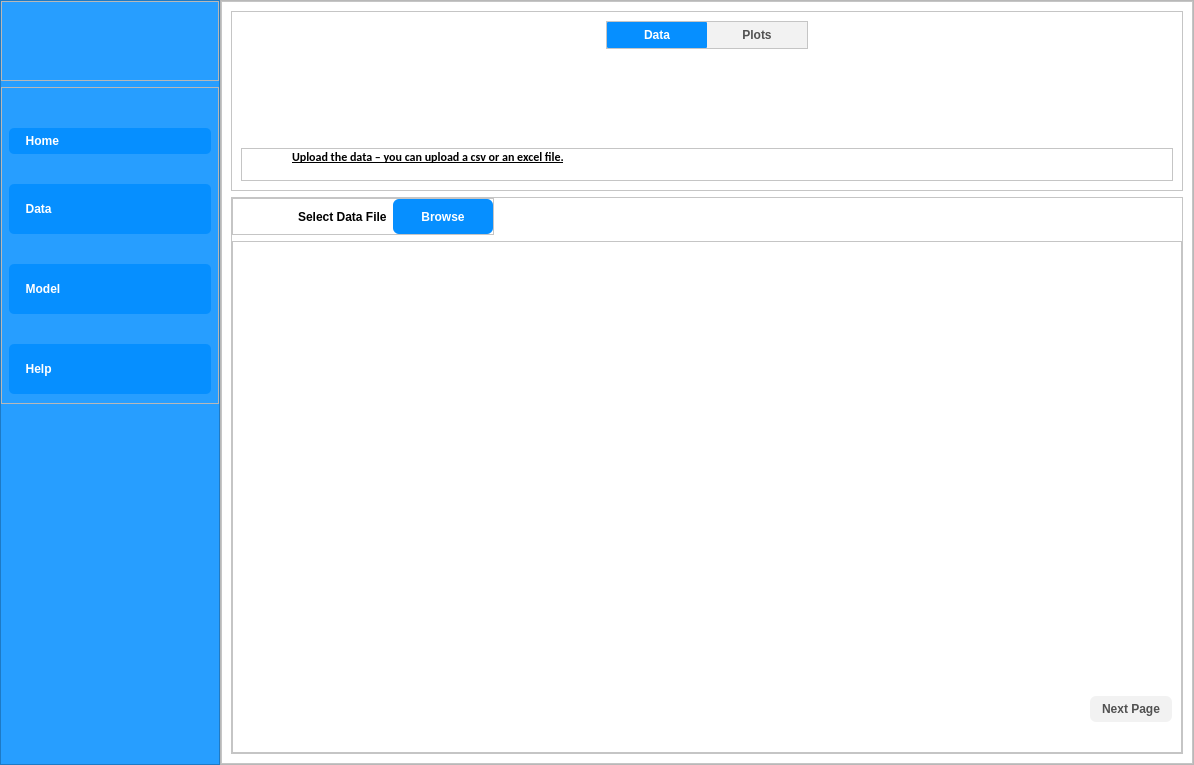
ali7haider/Active-Learning-Platform_PyQT5_Desktop_App, file main.ui: the form before one commit.
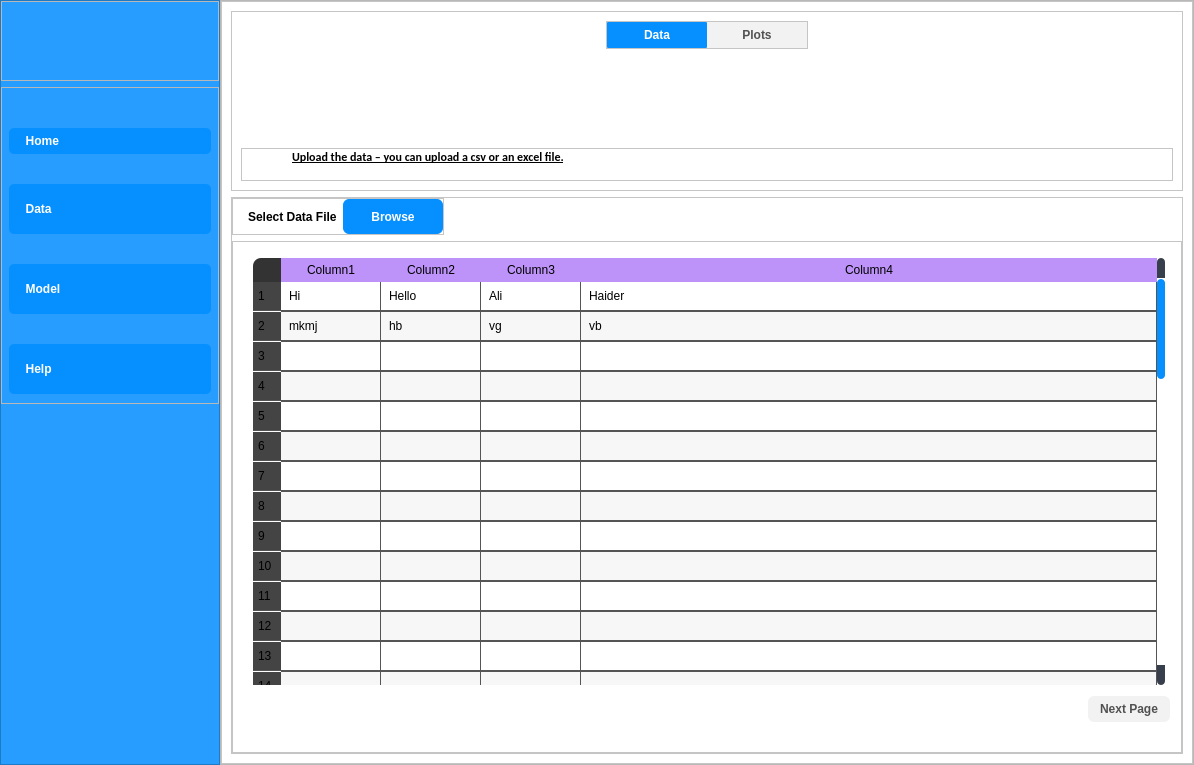
The form after the commit. Icons and pictures are not drawn.

Commit message: Update the homepage and changing object name

```diff
--- a/main.ui
+++ b/main.ui
@@ -46,50 +46,51 @@
 
 /* /////////////////////////////////////////////////////////////////////////////////////////////////
 QTableWidget */
-QTableWidget {	
-	background-color: #444;
-	padding: 5px;
-	border-radius: 8px;
-	gridline-color: #555;
-    color: #FFF;
+QTableWidget {    
+    background-color: #444;
+    padding: 5px;
+    border-radius: 8px;
+    gridline-color: #555;
+    color: black;
+	font: 11pt &quot;Calibri&quot;;
 }
 QTableWidget::item {
-	border-color: none;
-	padding-left: 5px;
-	padding-right: 5px;
-	gridline-color: #555;
+    border-color: none;
+    padding-left: 5px;
+    padding-right: 5px;
+    gridline-color: #555;
     border-bottom: 1px solid #555;
 }
 QTableWidget::item:selected {
-	background-color: #00ABE8;
-	color: #FFF;
+    background-color: #00ABE8;
+    color: #FFF;
 }
 QHeaderView::section {
-	background-color: rgb(189, 147, 249);
-	max-width: 30px;
-	border: 1px solid #555;
-	border-style: none;
-    border-bottom: 1px solid #555;
-    border-right: 1px solid #555;
+    background-color: rgb(189, 147, 249);
+    max-width: 30px;
+    border: 1px solid #BBB;
+    border-style: none;
+    border-bottom: 1px solid #BBB;
+    border-right: 1px solid #BBB;
 }
-QTableWidget::horizontalHeader {	
-	background-color: rgb(189, 147, 249);
+QTableWidget::horizontalHeader {    
+    background-color: rgb(189, 147, 249);
 }
 QTableWidget QTableCornerButton::section {
     border: none;
-	background-color: #333;
-	padding: 3px;
+    background-color: #333;
+    padding: 3px;
     border-top-left-radius: 8px;
 }
 QHeaderView::section:horizontal {
     border: none;
-	background-color: rgb(189, 147, 249) ;
-	padding: 3px;
+    background-color: rgb(189, 147, 249);
+    padding: 3px;
 }
 QHeaderView::section:vertical {
     border: none;
-	background-color: #444;
-	padding-left: 5px;
+    background-color: #444;
+    padding-left: 5px;
     padding-right: 5px;
     border-bottom: 1px solid #555;
     margin-bottom: 1px;
@@ -112,7 +113,7 @@
     border-radius: 4px;
 }
 QScrollBar::handle:vertical {
-    background: #3333;
+    background: #068fff; /* Changed scrollbar color to #068fff */
     min-height: 20px;
     border-radius: 4px;
 }
@@ -127,6 +128,7 @@
 
 
 
+
 /* /////////////////////////////////////////////////////////////////////////////////////////////////
 LineEdit */
 QLineEdit {
@@ -176,7 +178,7 @@
 	border-radius: 0px;
 }
 QScrollBar::handle:horizontal {
-    background: rgb(189, 147, 249);
+    background:#068fff;;
     min-width: 25px;
 	border-radius: 4px
 }
@@ -214,7 +216,7 @@
 	border-radius: 0px;
  }
  QScrollBar::handle:vertical {	
-	background: rgb(189, 147, 249);
+	background: #068fff;;
     min-height: 25px;
 	border-radius: 4px
  }
@@ -972,7 +974,7 @@
                       </property>
                       <layout class="QHBoxLayout" name="horizontalLayout_4">
                        <property name="leftMargin">
-                        <number>65</number>
+                        <number>15</number>
                        </property>
                        <property name="topMargin">
                         <number>0</number>
@@ -1030,11 +1032,161 @@
                        <enum>QFrame::Raised</enum>
                       </property>
                       <layout class="QVBoxLayout" name="verticalLayout_15">
+                       <property name="leftMargin">
+                        <number>15</number>
+                       </property>
+                       <property name="topMargin">
+                        <number>11</number>
+                       </property>
+                       <property name="rightMargin">
+                        <number>11</number>
+                       </property>
                        <property name="bottomMargin">
                         <number>30</number>
                        </property>
                        <item>
-                        <widget class="QTableWidget" name="tableWidget"/>
+                        <widget class="QTableWidget" name="dataTable">
+                         <property name="editTriggers">
+                          <set>QAbstractItemView::NoEditTriggers</set>
+                         </property>
+                         <property name="alternatingRowColors">
+                          <bool>true</bool>
+                         </property>
+                         <property name="showGrid">
+                          <bool>true</bool>
+                         </property>
+                         <property name="sortingEnabled">
+                          <bool>false</bool>
+                         </property>
+                         <property name="rowCount">
+                          <number>50</number>
+                         </property>
+                         <attribute name="horizontalHeaderCascadingSectionResizes">
+                          <bool>false</bool>
+                         </attribute>
+                         <attribute name="horizontalHeaderShowSortIndicator" stdset="0">
+                          <bool>false</bool>
+                         </attribute>
+                         <attribute name="horizontalHeaderStretchLastSection">
+                          <bool>true</bool>
+                         </attribute>
+                         <attribute name="verticalHeaderVisible">
+                          <bool>true</bool>
+                         </attribute>
+                         <attribute name="verticalHeaderCascadingSectionResizes">
+                          <bool>false</bool>
+                         </attribute>
+                         <row/>
+                         <row/>
+                         <row/>
+                         <row/>
+                         <row/>
+                         <row/>
+                         <row/>
+                         <row/>
+                         <row/>
+                         <row/>
+                         <row/>
+                         <row/>
+                         <row/>
+                         <row/>
+                         <row/>
+                         <row/>
+                         <row/>
+                         <row/>
+                         <row/>
+                         <row/>
+                         <row/>
+                         <row/>
+                         <row/>
+                         <row/>
+                         <row/>
+                         <row/>
+                         <row/>
+                         <row/>
+                         <row/>
+                         <row/>
+                         <row/>
+                         <row/>
+                         <row/>
+                         <row/>
+                         <row/>
+                         <row/>
+                         <row/>
+                         <row/>
+                         <row/>
+                         <row/>
+                         <row/>
+                         <row/>
+                         <row/>
+                         <row/>
+                         <row/>
+                         <row/>
+                         <row/>
+                         <row/>
+                         <row/>
+                         <row/>
+                         <column>
+                          <property name="text">
+                           <string>Column1</string>
+                          </property>
+                         </column>
+                         <column>
+                          <property name="text">
+                           <string>Column2</string>
+                          </property>
+                         </column>
+                         <column>
+                          <property name="text">
+                           <string>Column3</string>
+                          </property>
+                         </column>
+                         <column>
+                          <property name="text">
+                           <string>Column4</string>
+                          </property>
+                         </column>
+                         <item row="0" column="0">
+                          <property name="text">
+                           <string>Hi</string>
+                          </property>
+                         </item>
+                         <item row="0" column="1">
+                          <property name="text">
+                           <string>Hello</string>
+                          </property>
+                         </item>
+                         <item row="0" column="2">
+                          <property name="text">
+                           <string>Ali</string>
+                          </property>
+                         </item>
+                         <item row="0" column="3">
+                          <property name="text">
+                           <string>Haider</string>
+                          </property>
+                         </item>
+                         <item row="1" column="0">
+                          <property name="text">
+                           <string>mkmj</string>
+                          </property>
+                         </item>
+                         <item row="1" column="1">
+                          <property name="text">
+                           <string>hb</string>
+                          </property>
+                         </item>
+                         <item row="1" column="2">
+                          <property name="text">
+                           <string>vg</string>
+                          </property>
+                         </item>
+                         <item row="1" column="3">
+                          <property name="text">
+                           <string>vb</string>
+                          </property>
+                         </item>
+                        </widget>
                        </item>
                        <item alignment="Qt::AlignRight">
                         <widget class="QPushButton" name="pushButton_4">
```
Left out of the diff: 12 changed lines with no effect on the pictures.
